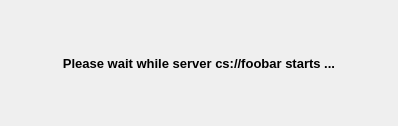
wildmichael/ParaView3-enhancements-old, file Qt/Components/Resources/UI/pqServerStartupDialog.ui: the form before one commit.
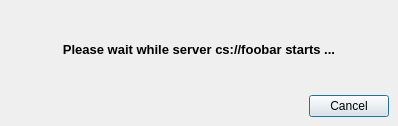
The form after the commit.

Commit message: ENH: Don't prompt the user for port numbers at server startup (sites can configure this in their custom startups if they want to) ENH: Added a "Cancel" button to the server startup dialog for reverse connections BUG: Cleanup reverse connections if the user cancels

The edit to the form file:
```diff
--- a/Qt/Components/Resources/UI/pqServerStartupDialog.ui
+++ b/Qt/Components/Resources/UI/pqServerStartupDialog.ui
@@ -43,6 +43,36 @@
      </property>
     </widget>
    </item>
+   <item>
+    <layout class="QHBoxLayout" >
+     <property name="margin" >
+      <number>0</number>
+     </property>
+     <property name="spacing" >
+      <number>6</number>
+     </property>
+     <item>
+      <spacer>
+       <property name="orientation" >
+        <enum>Qt::Horizontal</enum>
+       </property>
+       <property name="sizeHint" >
+        <size>
+         <width>40</width>
+         <height>20</height>
+        </size>
+       </property>
+      </spacer>
+     </item>
+     <item>
+      <widget class="QPushButton" name="cancel" >
+       <property name="text" >
+        <string>Cancel</string>
+       </property>
+      </widget>
+     </item>
+    </layout>
+   </item>
   </layout>
  </widget>
  <pixmapfunction></pixmapfunction>
```
Left out of the diff: 19 changed lines with no effect on the pictures. The commit also changes 6 other files.
